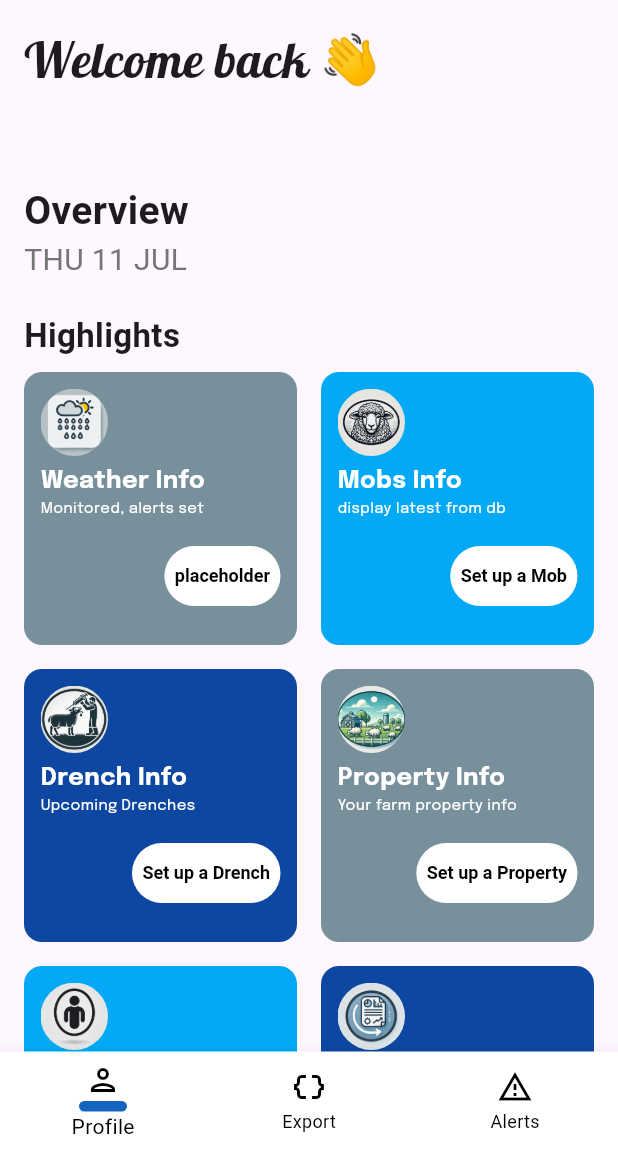
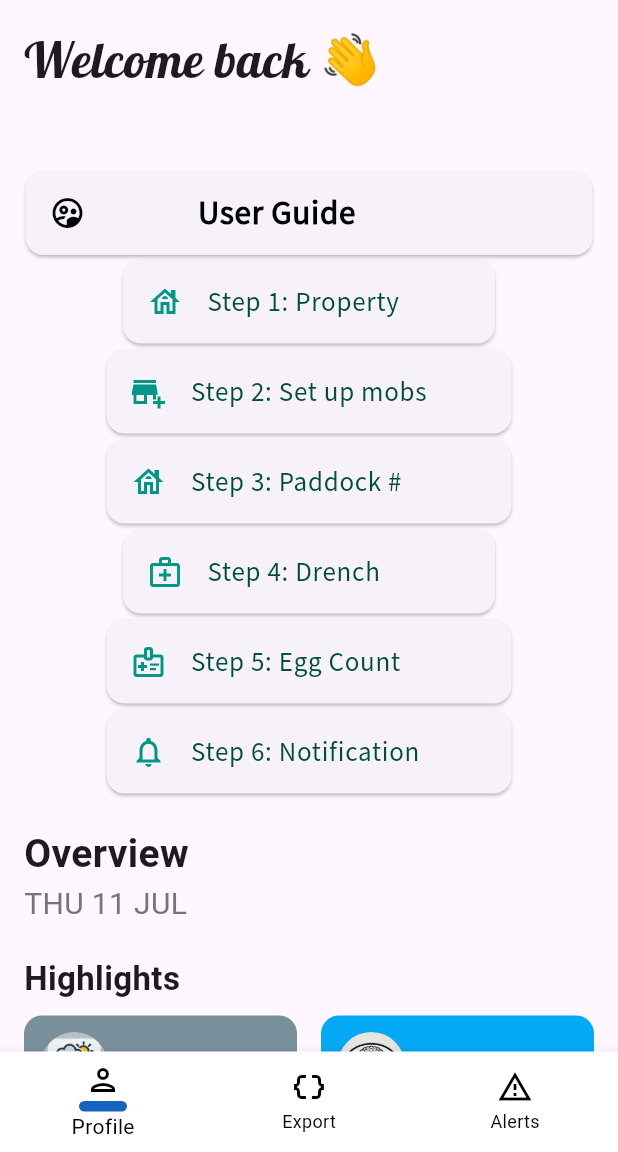
Before and after one commit to mn-nao-ren/drenchmate1017, a Flutter app: the DashboardScreen screen opened by its route, on a phone screen of 412 x 824 dp, the part 84-1236 px from its top. Run offline on Flutter 3.47's test engine with Material 3 defaults, Android fonts, the phone set to English and light mode, and no system bars; our stand-ins replace bloc, cloud_firestore, firebase_auth, firebase_core, flutter_local_notifications, google_fonts and 2 more; accounts and stored records are empty.

Commit message:
two new lines of code

```diff
--- a/lib/presentation/screens/dashboard_view.dart
+++ b/lib/presentation/screens/dashboard_view.dart
@@ -86,7 +86,132 @@ class _DashboardScreenState extends State<DashboardScreen> {
 
               const UserProfile(),
 
+              const SizedBox(height: 11),
+
+              const Card(
+                margin: EdgeInsets.symmetric(vertical: 1.0, horizontal: 1.0),
+                child: ListTile(
+                  leading: Icon(
+                    Icons.supervised_user_circle_outlined,
+                    color: Colors.black,
+                  ),
+                  title: Text(
+                    '            User Guide',
+                    style: TextStyle(
+                      color: Colors.black,
+                      fontFamily: 'Source Sans Pro',
+                      fontSize: 22.0,
+                      fontWeight: FontWeight.bold,
+                    ),
+                  ),
+                ),
+              ),
+
+              Card(
+                margin: const EdgeInsets.symmetric(vertical: 2.0, horizontal: 66.0),
+                child: ListTile(
+                  leading: const Icon(
+                    Icons.house_outlined,
+                    color: Colors.teal,
+                  ),
+                  title: Text(
+                    'Step 1: Property',
+                    style: TextStyle(
+                      fontSize: 18.0,
+                      color: Colors.teal.shade900,
+                      fontFamily: 'Source Sans Pro',
+                    ),
+                  ),
+                ),
+              ),
+              Card(
+                margin: const EdgeInsets.symmetric(vertical: 2.0, horizontal: 55.0),
+                child: ListTile(
+                  leading: const Icon(
+                    Icons.add_business,
+                    color: Colors.teal,
+                  ),
+                  title: Text(
+                    'Step 2: Set up mobs',
+                    style: TextStyle(
+                      fontSize: 18.0,
+                      color: Colors.teal.shade900,
+                      fontFamily: 'Source Sans Pro',
+                    ),
+                  ),
+                ),
+              ),
+              Card(
+                margin: const EdgeInsets.symmetric(vertical: 2.0, horizontal: 55.0),
+                child: ListTile(
+                  leading: const Icon(
+                    Icons.house_outlined,
+                    color: Colors.teal,
+                  ),
+                  title: Text(
+                    'Step 3: Paddock #',
+                    style: TextStyle(
+                      fontSize: 18.0,
+                      color: Colors.teal.shade900,
+                      fontFamily: 'Source Sans Pro',
+                    ),
+                  ),
+                ),
+              ),
+              Card(
+                margin: const EdgeInsets.symmetric(vertical: 2.0, horizontal: 66.0),
+                child: ListTile(
+                  leading: const Icon(
+                    Icons.medical_services_outlined,
+                    color: Colors.teal,
+                  ),
+                  title: Text(
+                    'Step 4: Drench',
+                    style: TextStyle(
+                      fontSize: 18.0,
+                      color: Colors.teal.shade900,
+                      fontFamily: 'Source Sans Pro',
+                    ),
+                  ),
+                ),
+              ),
+              Card(
+                margin: const EdgeInsets.symmetric(vertical: 2.0, horizontal: 55.0),
+                child: ListTile(
+                  leading: const Icon(
+                    Icons.medical_information_outlined,
+                    color: Colors.teal,
+                  ),
+                  title: Text(
+                    'Step 5: Egg Count',
+                    style: TextStyle(
+                      fontSize: 18.0,
+                      color: Colors.teal.shade900,
+                      fontFamily: 'Source Sans Pro',
+                    ),
+                  ),
+                ),
+              ),
+              Card(
+                margin: const EdgeInsets.symmetric(vertical: 2.0, horizontal: 55.0),
+                child: ListTile(
+                  leading: const Icon(
+                    Icons.notifications_outlined,
+                    color: Colors.teal,
+                  ),
+                  title: Text(
+                    'Step 6: Notification',
+                    style: TextStyle(
+                      fontSize: 18.0,
+                      color: Colors.teal.shade900,
+                      fontFamily: 'Source Sans Pro',
+                    ),
+                  ),
+                ),
+              ),
+
               const SizedBox(height: 20),
+
 
 
               Text(
```
Also changed, not shown: pubspec.yaml (+12 -0 lines), fonts/Pacifico-Regular.ttf (added), fonts/SourceSansPro-Regular.ttf (added).
